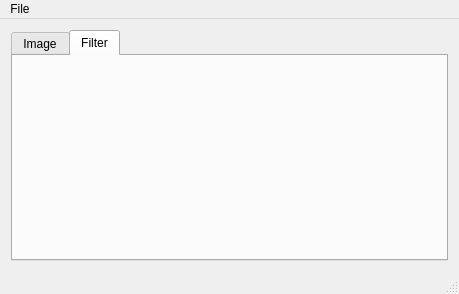
Before: the Qt Designer form qtsmth.ui in S-E-S-U/gaussBlur, drawn with Qt 5.
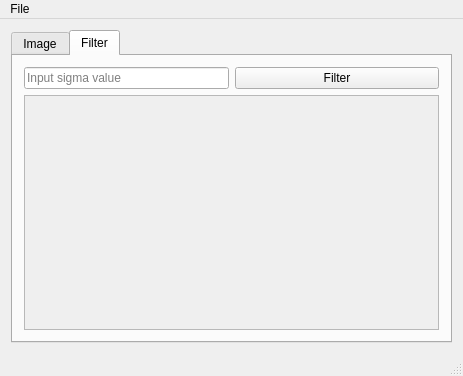
After: the same form once the commit is applied. The open tabs and pages were chosen to show the change.

Diff of the .ui file:
```diff
--- a/qtsmth.ui
+++ b/qtsmth.ui
@@ -6,8 +6,8 @@
    <rect>
     <x>0</x>
     <y>0</y>
-    <width>459</width>
-    <height>294</height>
+    <width>463</width>
+    <height>376</height>
    </rect>
   </property>
   <property name="windowTitle">
@@ -23,11 +23,11 @@
    <property name="autoFillBackground">
     <bool>true</bool>
    </property>
-   <layout class="QVBoxLayout" name="verticalLayout_3">
+   <layout class="QVBoxLayout" name="verticalLayout_4">
     <item>
      <widget class="QTabWidget" name="tabWidget">
       <property name="sizePolicy">
-       <sizepolicy hsizetype="Expanding" vsizetype="Expanding">
+       <sizepolicy hsizetype="Preferred" vsizetype="Preferred">
         <horstretch>0</horstretch>
         <verstretch>0</verstretch>
        </sizepolicy>
@@ -50,6 +50,85 @@
        <attribute name="title">
         <string>Filter</string>
        </attribute>
+       <layout class="QVBoxLayout" name="verticalLayout">
+        <item>
+         <layout class="QHBoxLayout" name="horizontalLayout">
+          <property name="spacing">
+           <number>6</number>
+          </property>
+          <item>
+           <widget class="QLineEdit" name="sigmaInput">
+            <property name="enabled">
+             <bool>true</bool>
+            </property>
+            <property name="sizePolicy">
+             <sizepolicy hsizetype="Preferred" vsizetype="Fixed">
+              <horstretch>0</horstretch>
+              <verstretch>0</verstretch>
+             </sizepolicy>
+            </property>
+            <property name="mouseTracking">
+             <bool>true</bool>
+            </property>
+            <property name="tabletTracking">
+             <bool>false</bool>
+            </property>
+            <property name="acceptDrops">
+             <bool>true</bool>
+            </property>
+            <property name="dragEnabled">
+             <bool>false</bool>
+            </property>
+            <property name="placeholderText">
+             <string>Input sigma value</string>
+            </property>
+           </widget>
+          </item>
+          <item>
+           <widget class="QPushButton" name="filterButton">
+            <property name="text">
+             <string>Filter</string>
+            </property>
+           </widget>
+          </item>
+         </layout>
+        </item>
+        <item>
+         <widget class="QScrollArea" name="scrollArea">
+          <property name="widgetResizable">
+           <bool>true</bool>
+          </property>
+          <widget class="QWidget" name="scrollAreaWidgetContentsFilter">
+           <property name="geometry">
+            <rect>
+             <x>0</x>
+             <y>0</y>
+             <width>419</width>
+             <height>228</height>
+            </rect>
+           </property>
+           <layout class="QVBoxLayout" name="verticalLayout_3">
+            <item>
+             <widget class="QLabel" name="blurredImageLabel">
+              <property name="sizePolicy">
+               <sizepolicy hsizetype="MinimumExpanding" vsizetype="MinimumExpanding">
+                <horstretch>0</horstretch>
+                <verstretch>0</verstretch>
+               </sizepolicy>
+              </property>
+              <property name="text">
+               <string/>
+              </property>
+              <property name="scaledContents">
+               <bool>true</bool>
+              </property>
+             </widget>
+            </item>
+           </layout>
+          </widget>
+         </widget>
+        </item>
+       </layout>
       </widget>
      </widget>
     </item>
@@ -60,7 +139,7 @@
     <rect>
      <x>0</x>
      <y>0</y>
-     <width>459</width>
+     <width>463</width>
      <height>24</height>
     </rect>
    </property>
```
Left out of the diff: 54 changed lines with no effect on the pictures.
